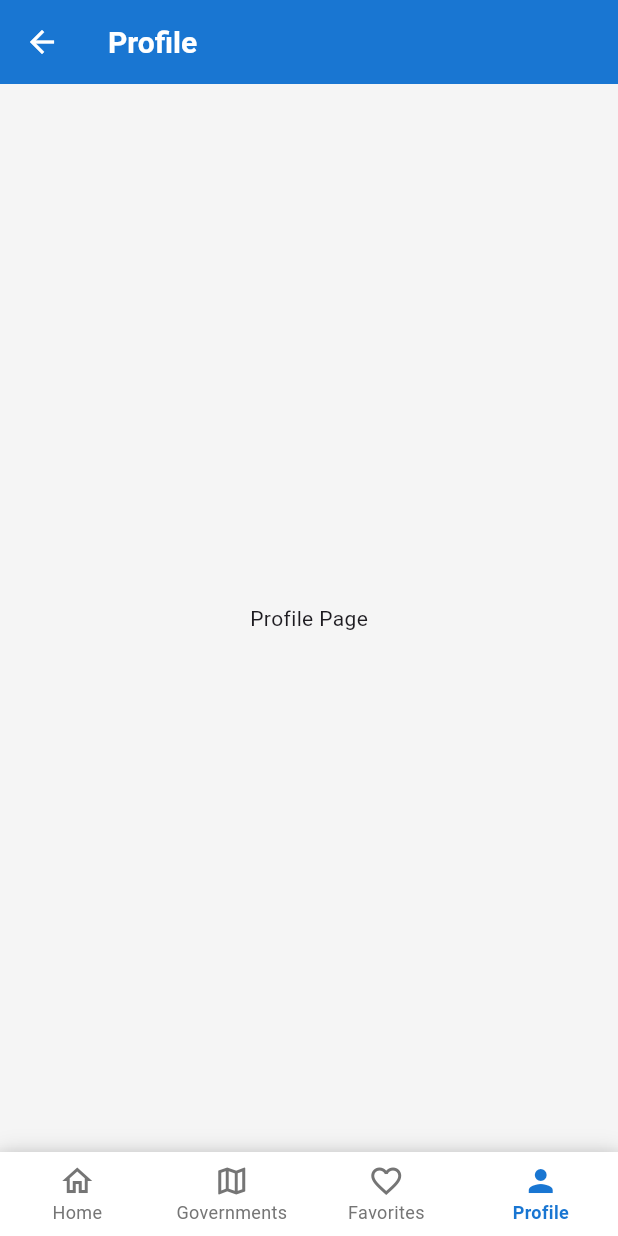
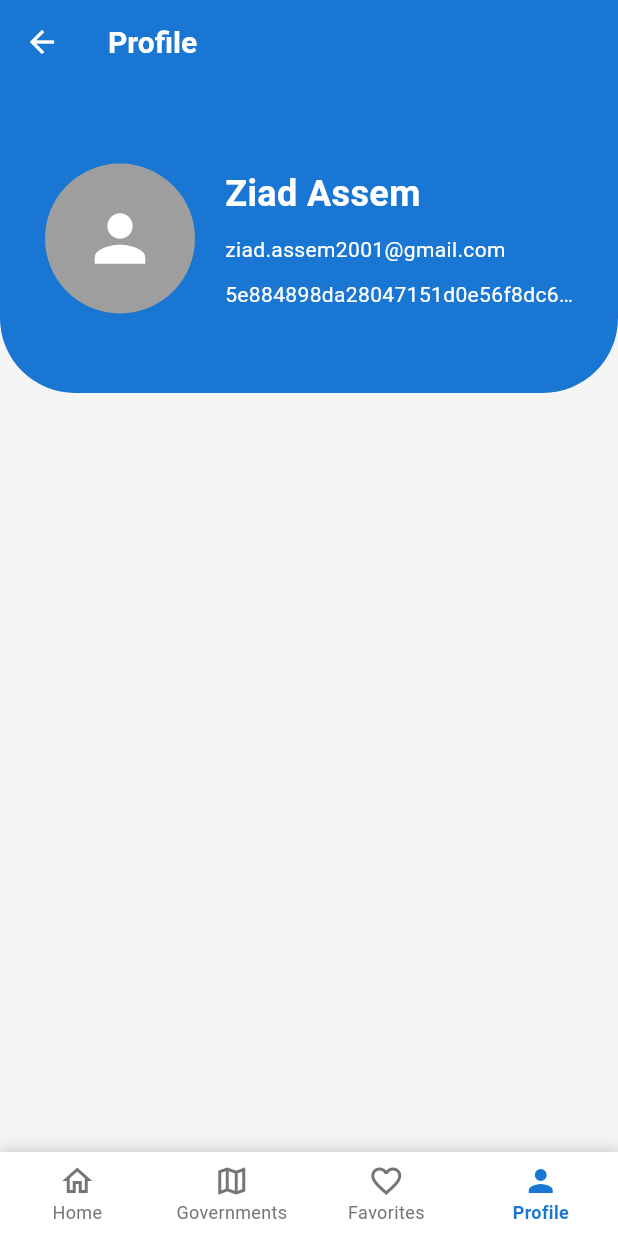
Before and after one commit to M0hamed-Eid/Tourist-Guide-App-For-Egypt, a Flutter app: the screen it shows after launch, item 4 of the bottom bar chosen, on a phone screen of 412 x 824 dp. Run offline on Flutter 3.47's test engine with Material 3 defaults, Android fonts, the phone set to English and light mode, and no system bars; our stand-ins replace easy_localization, google_fonts; Roboto replaces fonts that are missing (Cairo).

Commit message:
profile banner

```diff
--- a/tourist_guide/lib/core/utils/responsive_utils.dart
+++ b/tourist_guide/lib/core/utils/responsive_utils.dart
@@ -1,8 +1,9 @@
 import 'package:flutter/material.dart';
 
 class ResponsiveUtils {
-  static double screenWidth(BuildContext context) => MediaQuery.of(context).size.width;
-  static double screenHeight(BuildContext context) => MediaQuery.of(context).size.height;
+
+  static double screenWidth(BuildContext context) => MediaQuery.sizeOf(context).width;
+  static double screenHeight(BuildContext context) => MediaQuery.sizeOf(context).height;
 
   static bool isMobile(BuildContext context) => screenWidth(context) < 600;
   static bool isTablet(BuildContext context) => screenWidth(context) >= 600 && screenWidth(context) < 900;
--- a/tourist_guide/lib/screens/profile/profile_page.dart
+++ b/tourist_guide/lib/screens/profile/profile_page.dart
@@ -1,10 +1,24 @@
+import 'dart:convert';
+
 import 'package:easy_localization/easy_localization.dart';
 import 'package:flutter/material.dart';
+import 'package:crypto/crypto.dart'; // For hashing
+import 'package:tourist_guide/screens/profile/widgets/profile_info.dart';
 
 import '../base_page.dart';
 
 class ProfilePage extends StatelessWidget {
-  const ProfilePage({super.key});
+  // Dummy data until auth is implemented
+
+  final String fullName = 'Ziad Assem';
+  final String email = 'ziad.assem2001@gmail.com';
+  final String password = 'password';
+
+  late final String hashedPassword;
+
+  ProfilePage({super.key}) {
+    hashedPassword = sha256.convert(utf8.encode(password)).toString();
+  }
 
   @override
   Widget build(BuildContext context) {
@@ -13,8 +27,11 @@ class ProfilePage extends StatelessWidget {
       appBar: AppBar(
         title: Text('app.navigation.profile'.tr()),
       ),
-      body: Center(
-        child: Text('Profile Page'),
+      body: Column(
+        children: [
+          ProfileInfo(
+              fullName: fullName, email: email, hashedPassword: hashedPassword)
+        ],
       ),
     );
   }
--- /dev/null
+++ b/tourist_guide/lib/screens/profile/widgets/profile_info.dart
@@ -0,0 +1,79 @@
+import 'package:flutter/material.dart';
+import 'package:tourist_guide/core/theme/text_themes.dart';
+import 'package:tourist_guide/core/utils/responsive_utils.dart';
+
+class ProfileInfo extends StatelessWidget {
+  final String fullName;
+  final String email;
+  final String hashedPassword;
+
+  const ProfileInfo(
+      {super.key,
+      required this.fullName,
+      required this.email,
+      required this.hashedPassword});
+
+  @override
+  Widget build(BuildContext context) {
+    return Container(
+      height: ResponsiveUtils.screenHeight(context) * 0.25,
+      width: ResponsiveUtils.screenWidth(context),
+      decoration: BoxDecoration(
+        color: Theme.of(context).primaryColor,
+        borderRadius: const BorderRadius.only(
+          bottomLeft: Radius.circular(50),
+          bottomRight: Radius.circular(50),
+        ),
+      ),
+      child: Padding(
+        padding: const EdgeInsets.fromLTRB(30, 20, 30, 20),
+        child: Row(
+          spacing: 20,
+          mainAxisAlignment: MainAxisAlignment.center,
+          children: [
+            // Avatar and full name
+            CircleAvatar(
+              backgroundColor: Colors.grey,
+              maxRadius: 50,
+              child: const Icon(
+                Icons.person,
+                size: 50,
+                color: Colors.white,
+              ),
+            ),
+
+            // Email and hashed password
+            Expanded(
+              child: Column(
+                spacing: 10,
+                mainAxisAlignment: MainAxisAlignment.center,
+                crossAxisAlignment: CrossAxisAlignment.start,
+                children: [
+                  Text(
+                    fullName,
+                    style: AppTextTheme.textTheme.displaySmall!.copyWith(
+                      color: Colors.white,
+                    ),
+                  ),
+                  Text(
+                    email,
+                     style: AppTextTheme.textTheme.bodyMedium!.copyWith(
+                      color: Colors.white,
+                    ),
+                  ),
+                  Text(
+                    hashedPassword,
+                    overflow: TextOverflow.ellipsis,
+                     style: AppTextTheme.textTheme.bodyMedium!.copyWith(
+                      color: Colors.white,
+                    ),
+                  ),
+                ],
+              ),
+            ),
+          ],
+        ),
+      ),
+    );
+  }
+}
--- a/tourist_guide/pubspec.yaml
+++ b/tourist_guide/pubspec.yaml
@@ -36,6 +36,7 @@ dependencies:
   cupertino_icons: ^1.0.8
   google_fonts:
   easy_localization: ^3.0.7
+  crypto: ^3.0.6
 
 
 dev_dependencies:
```
